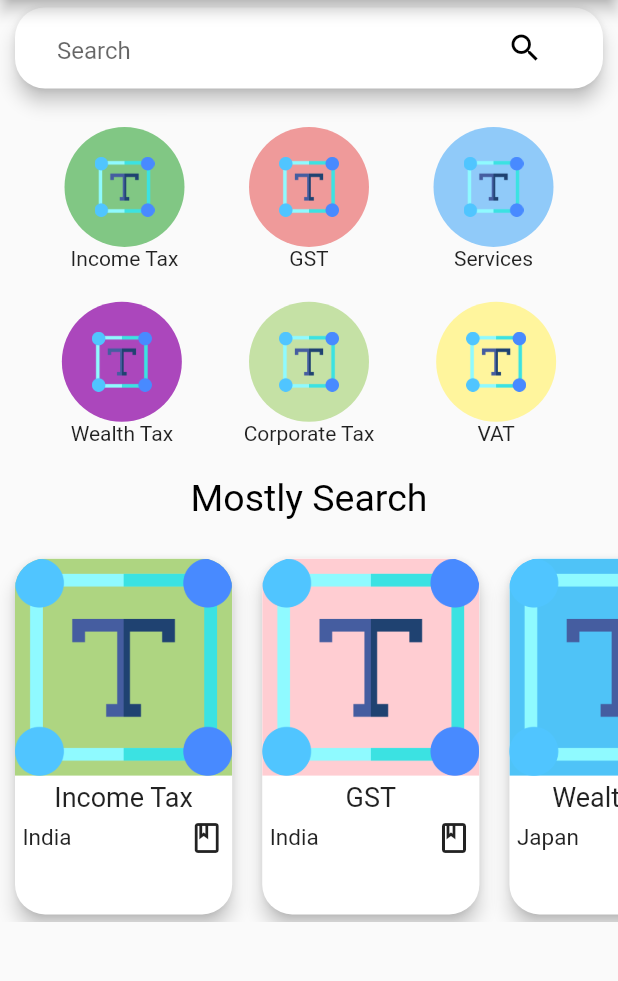
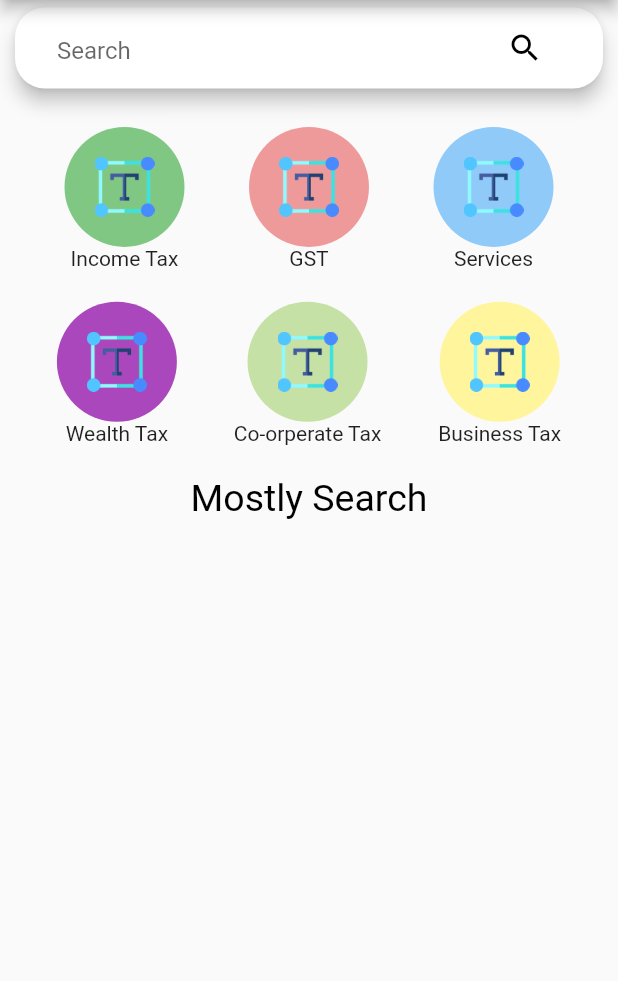
Before and after one commit to Earthknight/OP-Taxes, a Flutter app: the screen it shows after launch, on a phone screen of 412 x 824 dp, the part 84-1065 px from its top. Run offline on Flutter 3.47's test engine with Material 2 defaults, Android fonts, the phone set to English and light mode, and no system bars; our stand-ins replace sqflite; accounts and stored records are empty.

Commit message:
Added code to fetch taxes from DB and show on home screen. For now its shown in most searched category

```diff
--- a/lib/helpers/db_helper.dart
+++ b/lib/helpers/db_helper.dart
@@ -66,6 +66,24 @@ class DBHelper {
       }
     } else {
       print('NOT EMPTY');
+      // await sqlDB.insert(
+      //   'taxes',
+      //   {
+      //     'id': 5,
+      //     'name': 'VAT',
+      //     'country': 'UAE',
+      //     'defination':
+      //         'Lorem ipsum dolor sit amet, consectetur adipiscing elit, sed do eiusmod tempor incididunt ut labore et dolore magna aliqua.',
+      //     'example':
+      //         'Lorem ipsum dolor sit amet, consectetur adipiscing elit, sed do eiusmod tempor incididunt ut labore et dolore magna aliqua.',
+      //   },
+      //   conflictAlgorithm: sql.ConflictAlgorithm.replace,
+      // );
     }
   }
+
+  static Future<List<Map<String, dynamic>>> getData() async {
+    final sqlDB = await DBHelper.database();
+    return sqlDB.query('taxes');
+  }
 }
--- a/lib/main.dart
+++ b/lib/main.dart
@@ -10,7 +10,7 @@ class MyApp extends StatelessWidget {
 
   @override
   Widget build(BuildContext context) {
-    return const MaterialApp(
+    return MaterialApp(
       title: 'Taxes OP',
       home: HomeScreen(),
     );
--- a/lib/screens/home_screen.dart
+++ b/lib/screens/home_screen.dart
@@ -1,9 +1,17 @@
 import 'package:flutter/material.dart';
 import '../helpers/common_code.dart';
 import '../helpers/db_helper.dart';
+import 'dart:math';
 
-class HomeScreen extends StatelessWidget {
-  const HomeScreen({Key? key}) : super(key: key);
+class HomeScreen extends StatefulWidget {
+  HomeScreen({Key? key}) : super(key: key);
+
+  @override
+  State<HomeScreen> createState() => _HomeScreenState();
+}
+
+class _HomeScreenState extends State<HomeScreen> {
+  List _taxes = [];
 
   Widget getTaxCard(
     double devicewidth,
@@ -108,34 +116,30 @@ class HomeScreen extends StatelessWidget {
     );
   }
 
+  Future<void> fetchAndSetTaxes() async {
+    final dataList = await DBHelper.getData();
+    setState(() {
+      _taxes = dataList
+          .map((tax) => {
+                'tax_name': tax['name'],
+                'country': tax['country'],
+                'color':
+                    Colors.primaries[Random().nextInt(Colors.primaries.length)],
+              })
+          .toList();
+    });
+  }
+
+  @override
+  void initState() {
+    super.initState();
+    // DBHelper.insert();
+    fetchAndSetTaxes();
+  }
+
   @override
   Widget build(BuildContext context) {
-    DBHelper.insert();
-
     final deviceSize = CommonCode.getDeviceSize(context);
-
-    final mostSearchTaxesList = [
-      {
-        'tax_name': 'Income Tax',
-        'country': 'India',
-        'color': Colors.lightGreen.shade300,
-      },
-      {
-        'tax_name': 'GST',
-        'country': 'India',
-        'color': Colors.red.shade100,
-      },
-      {
-        'tax_name': 'Wealth Tax',
-        'country': 'Japan',
-        'color': Colors.lightBlue.shade300,
-      },
-      {
-        'tax_name': 'Services Tax',
-        'country': 'UAE',
-        'color': Colors.pink.shade100,
-      },
-    ];
 
     final searchWidget = Card(
       margin: const EdgeInsets.symmetric(
@@ -215,11 +219,11 @@ class HomeScreen extends StatelessWidget {
                     Colors.purple.shade400,
                   ),
                   getTaxTypeIcons(
-                    'Corporate Tax',
+                    'Co-orperate Tax',
                     Colors.lightGreen.shade200,
                   ),
                   getTaxTypeIcons(
-                    'VAT',
+                    'Business Tax',
                     Colors.yellow.shade200,
                   ),
                 ],
@@ -243,14 +247,14 @@ class HomeScreen extends StatelessWidget {
                 width: deviceSize.width,
                 child: ListView.builder(
                   scrollDirection: Axis.horizontal,
-                  itemCount: mostSearchTaxesList.length,
+                  itemCount: _taxes.length,
                   itemBuilder: (ctx, index) {
                     return getTaxCard(
                       deviceSize.width,
                       deviceSize.height,
-                      mostSearchTaxesList[index]['country'].toString(),
-                      mostSearchTaxesList[index]['tax_name'].toString(),
-                      mostSearchTaxesList[index]['color'] as Color,
+                      _taxes[index]['country'].toString(),
+                      _taxes[index]['tax_name'].toString(),
+                      _taxes[index]['color'] as Color,
                     );
                   },
                 ),
```
